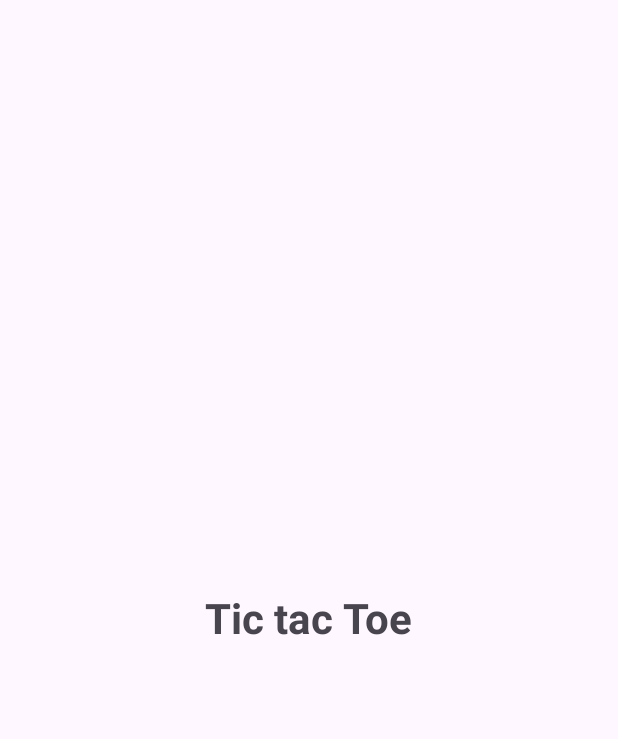
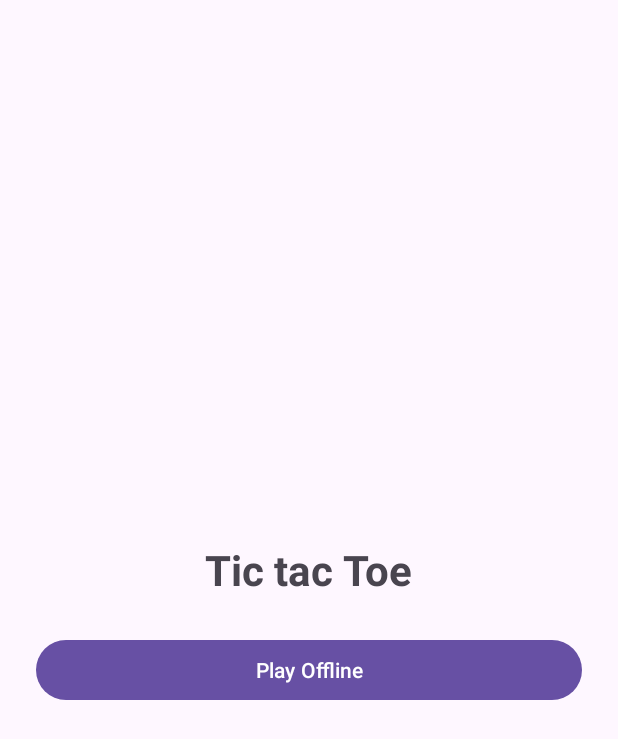
Before and after one commit to ArthurBragaDev/Tic-Tac-Toe, an Android app: the layout activity_main.xml on its own in the app's theme, with its tools: preview values and no code run, on a phone screen of 412 x 824 dp. Shown: the top 739 px of the screen. Run offline under Robolectric (Android 15) with nearby library versions, the phone set to English and light mode, and no system bars.

```diff
--- a/app/build.gradle.kts
+++ b/app/build.gradle.kts
@@ -33,6 +33,9 @@ android {
     kotlinOptions {
         jvmTarget = "1.8"
     }
+    buildFeatures{
+        viewBinding = true
+    }
 }
 
 dependencies {
--- a/app/src/main/res/layout/activity_main.xml
+++ b/app/src/main/res/layout/activity_main.xml
@@ -18,6 +18,14 @@
         android:layout_margin="8dp"
         android:padding="8dp" />
 
+    <Button
+        android:id="@+id/play_offline_btn"
+        android:layout_width="match_parent"
+        android:layout_height="wrap_content"
+        android:text="Play Offline"
+        android:layout_margin="8dp"
+        android:padding="8dp" />
+
 
 
 </LinearLayout>
```
Also changed, not shown: app/src/main/java/br/com/course/tictactoe/MainActivity.kt (+6 -1 lines).
